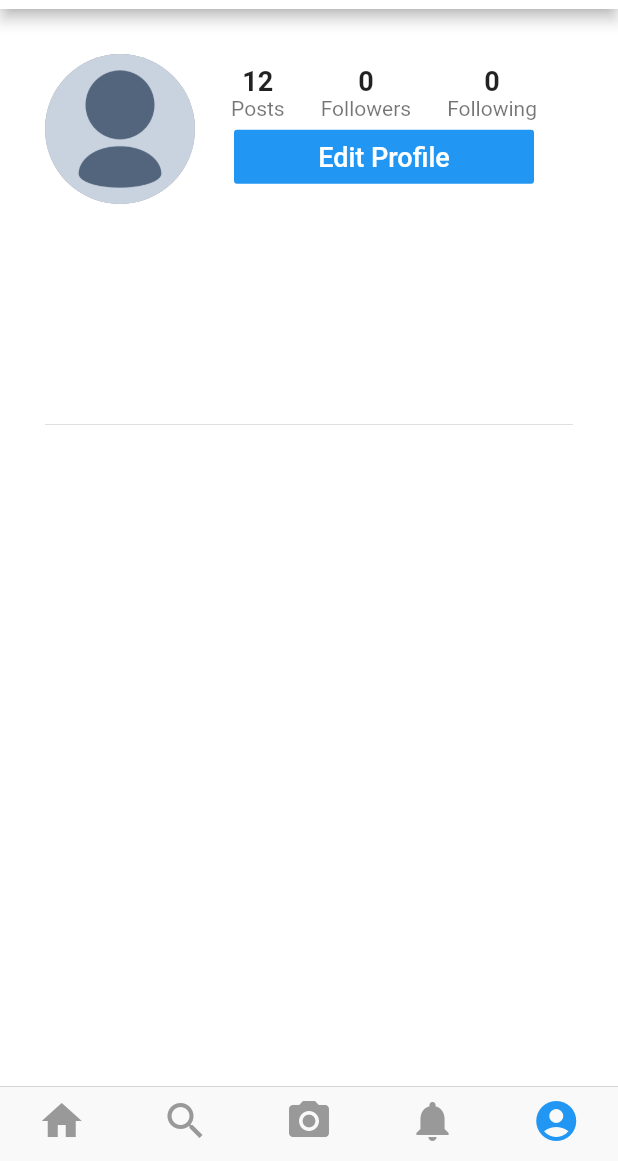
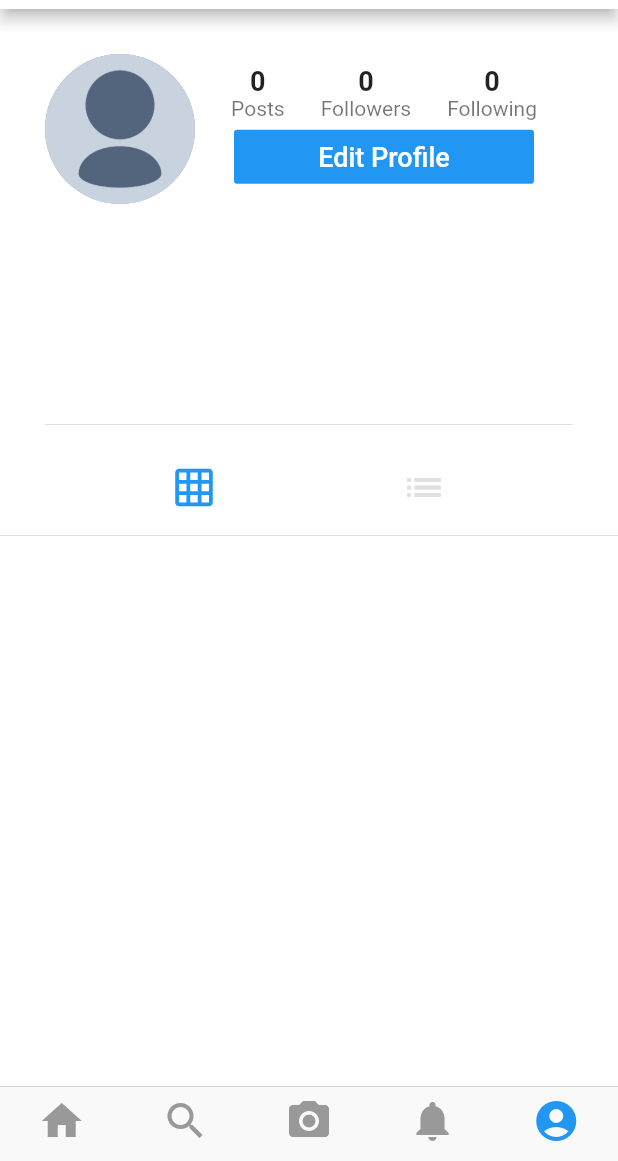
Before and after one commit to nicolasleal570/flutter_instagram_clone, a Flutter app: the screen it shows once a user with an empty profile is signed in, swiped to page 5, on a phone screen of 412 x 824 dp, the part 75-1236 px from its top. Run offline on Flutter 3.47's test engine with Material 2 defaults, Android fonts, the phone set to English and light mode, and no system bars; our stand-ins replace cached_network_image, cloud_firestore, firebase_auth, firebase_storage, flutter_image_compress, image_cropper and 1 more; accounts and stored records are empty.

Commit message:
Grid List for display posts

```diff
--- a/lib/screens/home_screen.dart
+++ b/lib/screens/home_screen.dart
@@ -35,7 +35,7 @@ class _HomeScreenState extends State<HomeScreen> {
       body: PageView(
         controller: _pageController,
         children: <Widget>[
-          FeedScreen(),
+          FeedScreen(currentUserId: currentUserId),
           SearchScreen(),
           CreatePostScreen(),
           ActivityScreen(),
--- a/lib/screens/profile_screen.dart
+++ b/lib/screens/profile_screen.dart
@@ -1,10 +1,12 @@
 import 'package:cached_network_image/cached_network_image.dart';
 import 'package:flutter/material.dart';
+import 'package:instagram_clone/models/post_model.dart';
 import 'package:instagram_clone/models/user_data.dart';
 import 'package:instagram_clone/models/user_model.dart';
 import 'package:instagram_clone/screens/edit_profile_screen.dart';
 import 'package:instagram_clone/services/database_service.dart';
 import 'package:instagram_clone/utilities/constans.dart';
+import 'package:instagram_clone/widgets/post_card.dart';
 import 'package:provider/provider.dart';
 
 class ProfileScreen extends StatefulWidget {
@@ -20,9 +22,12 @@ class ProfileScreen extends StatefulWidget {
 }
 
 class _ProfileScreenState extends State<ProfileScreen> {
-  bool isFollowing = false;
-  int followerCount = 0;
-  int followingCount = 0;
+  bool _isFollowing = false;
+  int _followerCount = 0;
+  int _followingCount = 0;
+  List<Post> _posts = [];
+  int _displayPosts = 0; // 0 - grid, 1 - column
+  User _profileUser;
 
   @override
   void initState() {
@@ -31,35 +36,8 @@ class _ProfileScreenState extends State<ProfileScreen> {
     _setupIsFollowing();
     _setupFollowers();
     _setupFollowing();
-  }
-
-  _setupIsFollowing() async {
-    bool isFollowingUser = await DatabaseService.isFollowingUser(
-        currentUserId: widget.currentUserId, userId: widget.uid);
-
-    setState(() {
-      isFollowing = isFollowingUser;
-    });
-  }
-
-  _setupFollowers() async {
-    int userFollowersCount = await DatabaseService.numFollowers(widget.uid);
-
-    print('Followers $userFollowersCount');
-
-    setState(() {
-      followerCount = userFollowersCount;
-    });
-  }
-
-  _setupFollowing() async {
-    int userFollowingCount = await DatabaseService.numFollowing(widget.uid);
-
-    print('Following $userFollowingCount');
-
-    setState(() {
-      followingCount = userFollowingCount;
-    });
+    _setupPosts();
+    _setupProfileUser();
   }
 
   @override
@@ -85,7 +63,19 @@ class _ProfileScreenState extends State<ProfileScreen> {
 
             return ListView(
               children: <Widget>[
-                // Profile Header
+                _buildProfileInfo(user),
+                _buildToggleButtons(),
+                Divider(),
+                _buildDisplayPosts()
+              ],
+            );
+          }),
+    );
+  }
+
+  _buildProfileInfo(User user) {
+    return Column(
+      children: <Widget>[
         Padding(
           padding: EdgeInsets.fromLTRB(30.0, 30.0, 30.0, 0),
           child: Row(
@@ -106,10 +96,9 @@ class _ProfileScreenState extends State<ProfileScreen> {
                         Column(
                           children: <Widget>[
                             Text(
-                                      '12',
+                              _posts.length.toString(),
                               style: TextStyle(
-                                          fontSize: 18.0,
-                                          fontWeight: FontWeight.w600),
+                                  fontSize: 18.0, fontWeight: FontWeight.w600),
                             ),
                             Text(
                               'Posts',
@@ -122,10 +111,9 @@ class _ProfileScreenState extends State<ProfileScreen> {
                         Column(
                           children: <Widget>[
                             Text(
-                                      followerCount.toString(),
+                              _followerCount.toString(),
                               style: TextStyle(
-                                          fontSize: 18.0,
-                                          fontWeight: FontWeight.w600),
+                                  fontSize: 18.0, fontWeight: FontWeight.w600),
                             ),
                             Text(
                               'Followers',
@@ -138,10 +126,9 @@ class _ProfileScreenState extends State<ProfileScreen> {
                         Column(
                           children: <Widget>[
                             Text(
-                                      followingCount.toString(),
+                              _followingCount.toString(),
                               style: TextStyle(
-                                          fontSize: 18.0,
-                                          fontWeight: FontWeight.w600),
+                                  fontSize: 18.0, fontWeight: FontWeight.w600),
                             ),
                             Text(
                               'Following',
@@ -153,23 +140,21 @@ class _ProfileScreenState extends State<ProfileScreen> {
                         ),
                       ],
                     ),
-                            _displayButton(user),
+                    _displayButton(user)
                   ],
                 ),
               )
             ],
           ),
         ),
-
         Padding(
-                  padding:
-                      EdgeInsets.symmetric(horizontal: 30.0, vertical: 10.0),
+          padding: EdgeInsets.symmetric(horizontal: 30.0, vertical: 10.0),
           child: Column(
             crossAxisAlignment: CrossAxisAlignment.start,
             children: <Widget>[
               Text('${user.name}',
-                          style: TextStyle(
-                              fontSize: 18.0, fontWeight: FontWeight.bold)),
+                  style:
+                      TextStyle(fontSize: 18.0, fontWeight: FontWeight.bold)),
               SizedBox(height: 5.0),
               Container(
                   child: Text(
@@ -189,8 +174,100 @@ class _ProfileScreenState extends State<ProfileScreen> {
         )
       ],
     );
+  }
+
+  _buildToggleButtons() {
+    return Row(
+      mainAxisAlignment: MainAxisAlignment.spaceEvenly,
+      children: <Widget>[
+        IconButton(
+          icon: Icon(Icons.grid_on),
+          iconSize: 30.0,
+          color: _displayPosts == 0
+              ? Theme.of(context).primaryColor
+              : Colors.grey[300],
+          onPressed: () => setState(() {
+            _displayPosts = 0;
           }),
+        ),
+        IconButton(
+          icon: Icon(Icons.list),
+          iconSize: 30.0,
+          color: _displayPosts == 1
+              ? Theme.of(context).primaryColor
+              : Colors.grey[300],
+          onPressed: () => setState(() {
+            _displayPosts = 1;
+          }),
+        ),
+      ],
     );
+  }
+
+  _buildTilePost(Post post) {
+    return GridTile(
+      child: Image(
+        image: CachedNetworkImageProvider(post.imageUrl),
+        fit: BoxFit.cover,
+      ),
+    );
+  }
+
+  _buildDisplayPosts() {
+    if (_displayPosts == 0) {
+      List<GridTile> tiles = [];
+      _posts.forEach((post) => tiles.add(_buildTilePost(post)));
+
+      return GridView.count(
+        crossAxisCount: 3,
+        childAspectRatio: 1.0,
+        mainAxisSpacing: 2.0,
+        crossAxisSpacing: 2.0,
+        shrinkWrap: true,
+        physics: NeverScrollableScrollPhysics(),
+        children: tiles,
+      );
+    } else {
+      List<PostCard> posts = [];
+      _posts.forEach((post) {
+        posts.add(PostCard(
+          currentUserId: widget.currentUserId,
+          post: post,
+          author: _profileUser,
+        ));
+      });
+
+      return Column(children: posts);
+    }
+  }
+
+  _setupIsFollowing() async {
+    bool isFollowingUser = await DatabaseService.isFollowingUser(
+        currentUserId: widget.currentUserId, userId: widget.uid);
+
+    setState(() {
+      _isFollowing = isFollowingUser;
+    });
+  }
+
+  _setupFollowers() async {
+    int userFollowersCount = await DatabaseService.numFollowers(widget.uid);
+
+    print('Followers $userFollowersCount');
+
+    setState(() {
+      _followerCount = userFollowersCount;
+    });
+  }
+
+  _setupFollowing() async {
+    int userFollowingCount = await DatabaseService.numFollowing(widget.uid);
+
+    print('Following $userFollowingCount');
+
+    setState(() {
+      _followingCount = userFollowingCount;
+    });
   }
 
   _displayButton(User user) {
@@ -216,41 +293,55 @@ class _ProfileScreenState extends State<ProfileScreen> {
             child: FlatButton(
               onPressed: _followOrUnfollow,
               child: Text(
-                isFollowing ? 'Unfollow' : 'Follow',
+                _isFollowing ? 'Unfollow' : 'Follow',
                 style: TextStyle(
                     fontSize: 18.0,
-                    color: isFollowing ? Colors.black : Colors.white),
+                    color: _isFollowing ? Colors.black : Colors.white),
               ),
-              color: isFollowing ? Colors.grey[200] : Colors.blue,
+              color: _isFollowing ? Colors.grey[200] : Colors.blue,
             ),
           );
   }
 
   _followOrUnfollow() {
-    if (isFollowing) {
+    if (_isFollowing) {
       _unfollowUser();
     } else {
       _followUser();
     }
   }
 
-  void _unfollowUser() {
+  _unfollowUser() {
     DatabaseService.unfollowUser(
         currentUserId: widget.currentUserId, userId: widget.uid);
 
     setState(() {
-      isFollowing = false;
-      followerCount--;
+      _isFollowing = false;
+      _followerCount--;
     });
   }
 
-  void _followUser() {
+  _followUser() {
     DatabaseService.followUser(
         currentUserId: widget.currentUserId, userId: widget.uid);
 
     setState(() {
-      isFollowing = true;
-      followerCount++;
+      _isFollowing = true;
+      _followerCount++;
+    });
+  }
+
+  _setupPosts() async {
+    List<Post> posts = await DatabaseService.getUserPosts(widget.uid);
+    setState(() {
+      _posts = posts;
+    });
+  }
+
+  _setupProfileUser() async {
+    User profileUser = await DatabaseService.getUserWithId(widget.uid);
+    setState(() {
+      _profileUser = profileUser;
     });
   }
 }
--- a/lib/services/database_service.dart
+++ b/lib/services/database_service.dart
@@ -101,4 +101,38 @@ class DatabaseService {
 
     return followingSnapshot.documents.length;
   }
+
+  static Future<List<Post>> getFeedPosts(String userId) async {
+    QuerySnapshot feedSnapshot = await feedRef
+        .document(userId)
+        .collection('userFeed')
+        .orderBy('timestamp', descending: true)
+        .getDocuments();
+
+    List<Post> posts =
+        feedSnapshot.documents.map((doc) => Post.fromDoc(doc)).toList();
+
+    return posts;
+  }
+
+  static Future<User> getUserWithId(String userId) async {
+    DocumentSnapshot userSnapshot = await usersRef.document(userId).get();
+
+    if (userSnapshot.exists) {
+      return User.fromDoc(userSnapshot);
+    }
+
+    return User();
+  }
+
+  static Future<List<Post>> getUserPosts(String userId) async {
+    QuerySnapshot userPostsSnapshot = await postsRef
+        .document(userId)
+        .collection('usersPosts')
+        .orderBy('timestamp', descending: true)
+        .getDocuments();
+    List<Post> posts =
+        userPostsSnapshot.documents.map((doc) => Post.fromDoc(doc)).toList();
+    return posts;
+  }
 }
--- a/lib/utilities/constans.dart
+++ b/lib/utilities/constans.dart
@@ -11,3 +11,5 @@ final postsRef = _firestore.collection('posts');
 
 final followersRef = _firestore.collection('followers');
 final followingRef = _firestore.collection('following');
+
+final feedRef = _firestore.collection('feeds');
```
Also changed, not shown: lib/screens/feed_screen.dart (+50 -7 lines), lib/widgets/post_card.dart (added, +115 -0 lines), firebase.json (added), 7 other files. Lines whose indentation alone changed are shown as unchanged.
